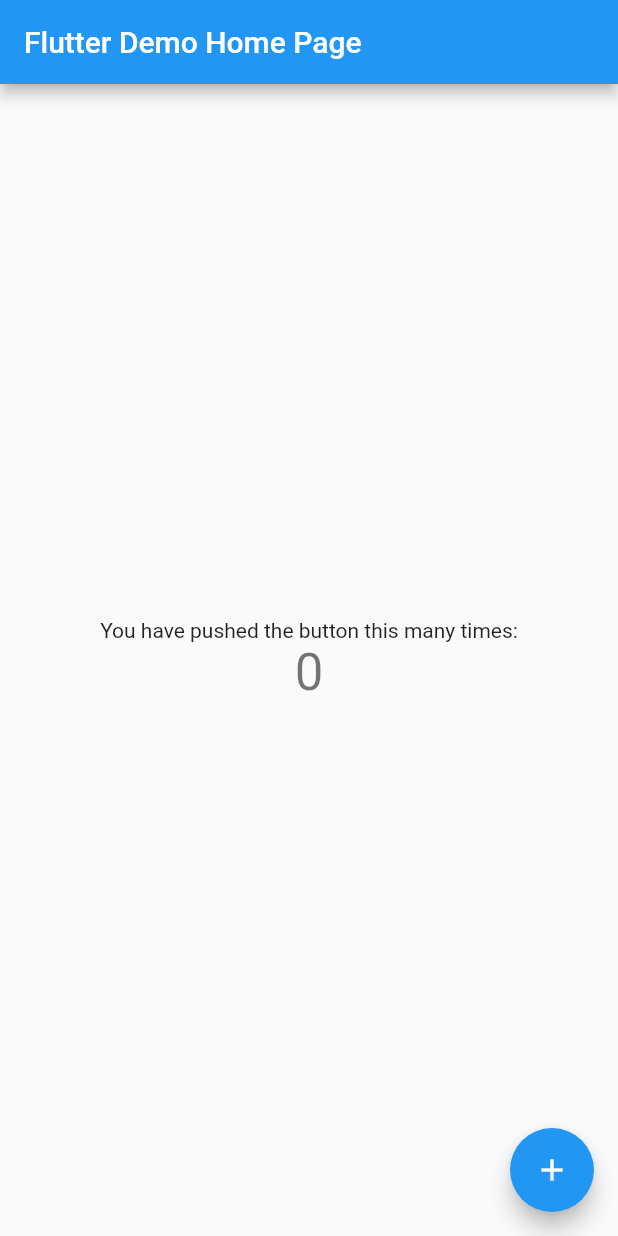
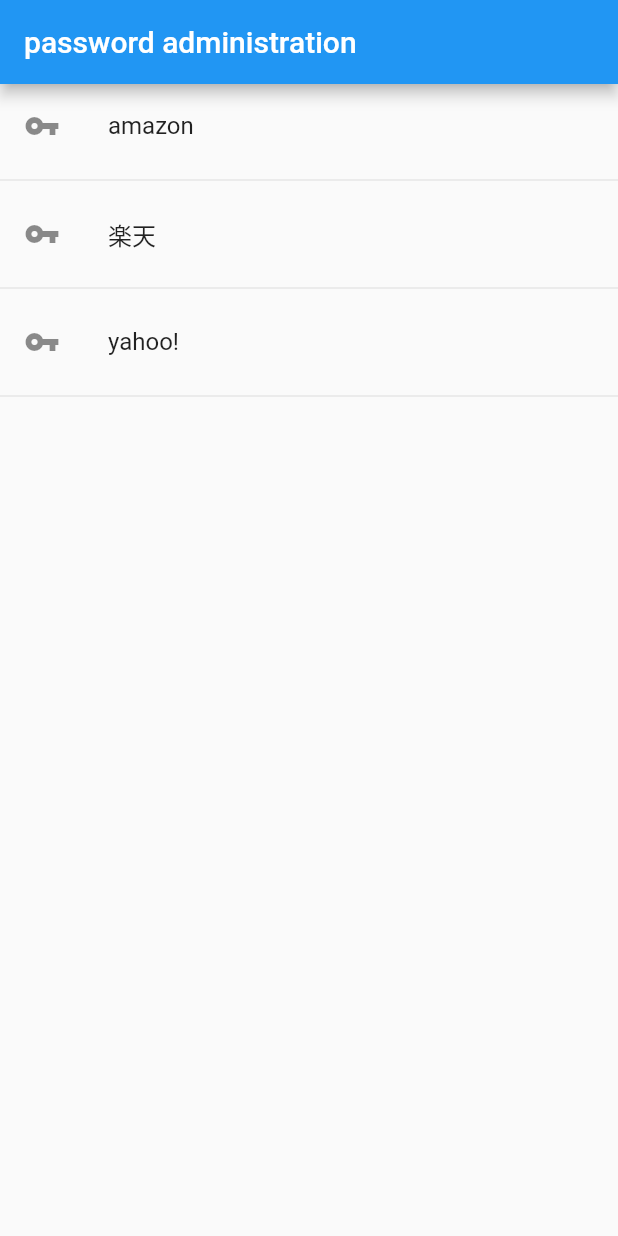
Before and after one commit to hibik17/flutter_key_administrate_app, a Flutter app: the screen it shows after launch, on a phone screen of 412 x 824 dp. Run offline on Flutter 3.47's test engine with Material 2 defaults, Android fonts, the phone set to English and light mode, and no system bars.

Commit message:
list 繰り返し表示

```diff
--- a/lib/main.dart
+++ b/lib/main.dart
@@ -1,3 +1,5 @@
+// ignore_for_file: prefer_const_constructors, prefer_const_literals_to_create_immutables
+
 import 'package:flutter/material.dart';
 
 void main() {
@@ -7,7 +9,6 @@ void main() {
 class MyApp extends StatelessWidget {
   const MyApp({Key? key}) : super(key: key);
 
-  // This widget is the root of your application.
   @override
   Widget build(BuildContext context) {
     return MaterialApp(
@@ -23,47 +24,41 @@ class MyApp extends StatelessWidget {
 
 class MyHomePage extends StatefulWidget {
   const MyHomePage({Key? key, required this.title}) : super(key: key);
-
   final String title;
-
   @override
   State<MyHomePage> createState() => _MyHomePageState();
 }
 
 class _MyHomePageState extends State<MyHomePage> {
-  int _counter = 0;
-
-  void _incrementCounter() {
-    setState(() {
-      _counter++;
-    });
-  }
+  // listの配列の宣言
+  List<String> titleList = ["amazon", "楽天", "yahoo!"];
 
   @override
   Widget build(BuildContext context) {
     return Scaffold(
       appBar: AppBar(
-        title: Text(widget.title),
+        title: Text("password administration"),
       ),
-      body: Center(
-        child: Column(
-          mainAxisAlignment: MainAxisAlignment.center,
-          children: <Widget>[
-            const Text(
-              'You have pushed the button this many times:',
-            ),
-            Text(
-              '$_counter',
-              style: Theme.of(context).textTheme.headline4,
-            ),
-          ],
-        ),
-      ),
-      floatingActionButton: FloatingActionButton(
-        onPressed: _incrementCounter,
-        tooltip: 'Increment',
-        child: const Icon(Icons.add),
-      ), // This trailing comma makes auto-formatting nicer for build methods.
+      body: ListView.builder(
+          itemCount: titleList.length,
+          itemBuilder: (BuildContext context, int i) {
+            return Column(
+              children: [
+                ListTile(
+                  leading: Icon(Icons.vpn_key),
+                  title: Text(titleList[i]),
+                ),
+                Divider(),
+              ],
+            );
+          }),
     );
   }
 }
+
+
+// todo リスト表示を動的に
+// todo フロートアクションボタンをタップ時に、リストを一つ追加表示
+// todo 新しい画面を作成し、リストを追加したときに遷移
+// todo 新しい画面のレイアウトを作成
+// todo 新しい画面にリストからデータを引き継ぐ
```
